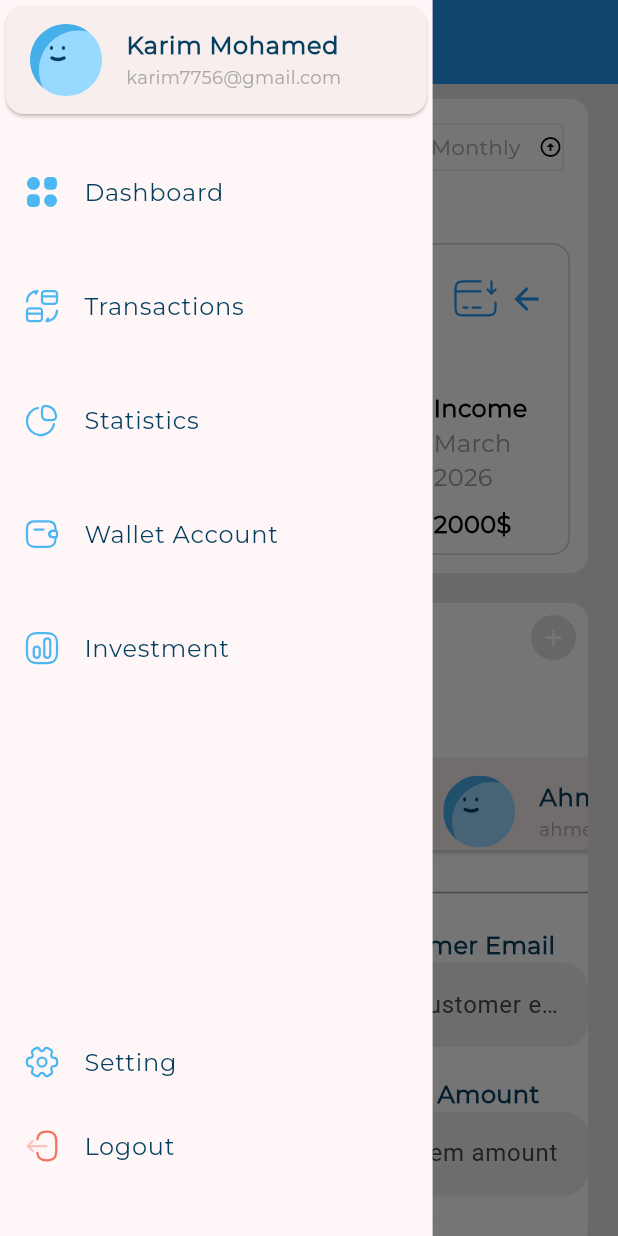
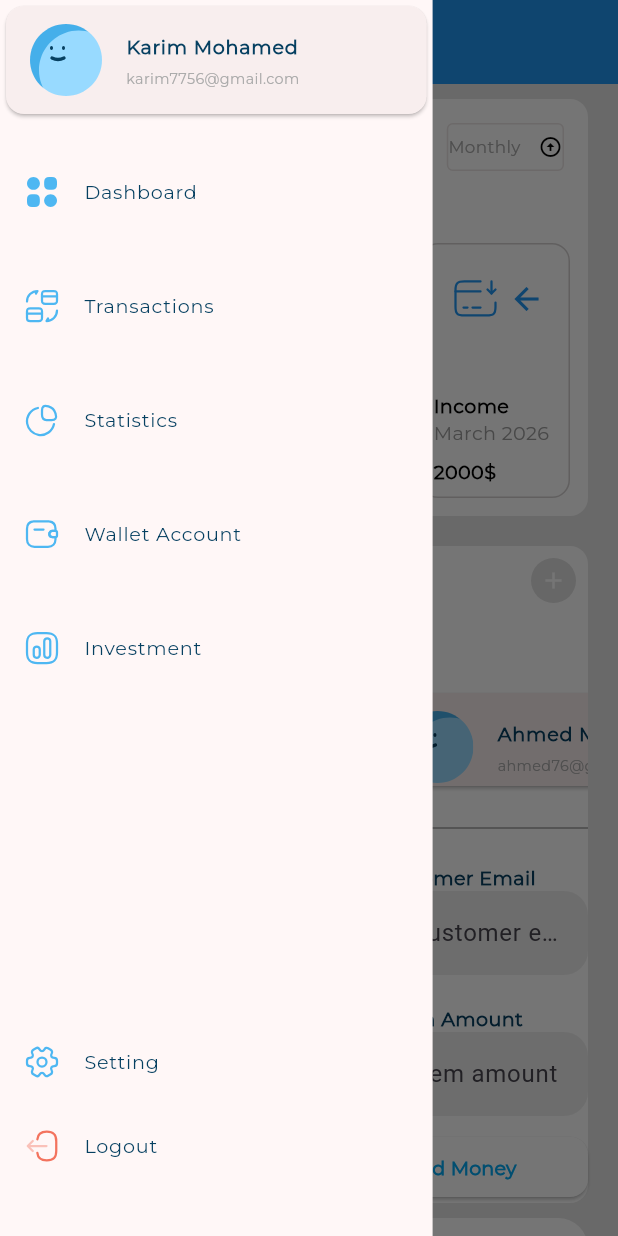
Before and after one commit to karimmohamed0270/Responsive-Dashboard, a Flutter app: the screen it shows after launch, after a tap on the "menu" icon, on a phone screen of 412 x 824 dp. Run offline on Flutter 3.47's test engine with Material 3 defaults, Android fonts, the phone set to English and light mode, and no system bars; our stand-ins replace expandable_page_view, fl_chart, flutter_svg.

Commit message:
Responsive font size

```diff
--- a/lib/utils/app_style.dart
+++ b/lib/utils/app_style.dart
@@ -1,66 +1,181 @@
+import 'package:flutter/foundation.dart';
 import 'package:flutter/material.dart';
 
 //  use style organizer plugin in figma to get this sytles
+// abstract class AppStyles {
+// static const TextStyle styleRegular16 = TextStyle(
+//   color: Color(0xFF064060),
+//   fontSize: 16,
+//   fontFamily: 'Montserrat',
+//   fontWeight: FontWeight.w400,
+// ); // TextStyle
+
+// static const TextStyle styleMedium16 = TextStyle(
+//   color: Color(0xFF064061),
+//   fontSize: 16,
+//   fontFamily: 'Montserrat',
+//   fontWeight: FontWeight.w500,
+// ); // TextStyle
+
+// static const TextStyle styleSemiBold16 = TextStyle(
+//   color: Color(0xFF064061),
+//   fontSize: 16,
+//   fontFamily: 'Montserrat',
+//   fontWeight: FontWeight.w600,
+// ); // TextStyle
+
+// static const TextStyle styleSemiBold20 = TextStyle(
+//   color: Color(0xFF064061),
+//   fontSize: 20,
+//   fontFamily: 'Montserrat',
+//   fontWeight: FontWeight.w600,
+// ); // TextStyle
+
+// static const TextStyle styleRegular14 = TextStyle(
+//   color: Color(0xFFAAAAAA),
+//   fontSize: 14,
+//   fontFamily: 'Montserrat',
+//   fontWeight: FontWeight.w400,
+// ); // TextStyle
+
+// static const TextStyle styleSemiBold18 = TextStyle(
+//   color: Color(0xFF4EB7F2),
+//   fontSize: 18,
+//   fontFamily: 'Montserrat',
+//   fontWeight: FontWeight.w600,
+// ); // TextStyle
+
+// static const TextStyle styleRegular12 = TextStyle(
+//   color: Color(0xFFAAAAAA),
+//   fontSize: 12,
+//   fontFamily: 'Montserrat',
+//   fontWeight: FontWeight.w400,
+// );
+// static const TextStyle styleBold16 = TextStyle(
+//   color: Color(0xFF4EB7F2),
+//   fontSize: 16,
+//   fontFamily: 'Montserrat',
+//   fontWeight: FontWeight.w700,
+// ); // TextStyle
+
+// static const TextStyle styleMedium20 = TextStyle(
+//   color: Color(0xFFFFFFFF),
+//   fontSize: 20,
+//   fontFamily: 'Montserrat',
+//   fontWeight: FontWeight.w500,
+// )}; // TextStyle // TextStyle
+
+//   convert the app styles to functions to make them responsive because context
 abstract class AppStyles {
-  static const TextStyle styleRegular16 = TextStyle(
-    color: Color(0xFF064060),
-    fontSize: 16,
-    fontFamily: 'Montserrat',
-    fontWeight: FontWeight.w400,
-  ); // TextStyle
+  static TextStyle styleRegular16(BuildContext context) {
+    return TextStyle(
+      color: const Color(0xFF064060),
+      fontSize: getResponsiveFontSize(context, fontSize: 16),
+      fontFamily: 'Montserrat',
+      fontWeight: FontWeight.w400,
+    );
+  }
 
-  static const TextStyle styleMedium16 = TextStyle(
-    color: Color(0xFF064061),
-    fontSize: 16,
-    fontFamily: 'Montserrat',
-    fontWeight: FontWeight.w500,
-  ); // TextStyle
+  static TextStyle styleMedium16(BuildContext context) {
+    return TextStyle(
+      color: const Color(0xFF064061),
+      fontSize: getResponsiveFontSize(context, fontSize: 16),
+      fontFamily: 'Montserrat',
+      fontWeight: FontWeight.w500,
+    );
+  }
 
-  static const TextStyle styleSemiBold16 = TextStyle(
-    color: Color(0xFF064061),
-    fontSize: 16,
-    fontFamily: 'Montserrat',
-    fontWeight: FontWeight.w600,
-  ); // TextStyle
+  static TextStyle styleSemiBold16(BuildContext context) {
+    return TextStyle(
+      color: const Color(0xFF064061),
+      fontSize: getResponsiveFontSize(context, fontSize: 16),
+      fontFamily: 'Montserrat',
+      fontWeight: FontWeight.w600,
+    );
+  }
 
-  static const TextStyle styleSemiBold20 = TextStyle(
-    color: Color(0xFF064061),
-    fontSize: 20,
-    fontFamily: 'Montserrat',
-    fontWeight: FontWeight.w600,
-  ); // TextStyle
+  static TextStyle styleSemiBold20(BuildContext context) {
+    return TextStyle(
+      color: const Color(0xFF064061),
+      fontSize: getResponsiveFontSize(context, fontSize: 20),
+      fontFamily: 'Montserrat',
+      fontWeight: FontWeight.w600,
+    );
+  }
 
-  static const TextStyle styleRegular14 = TextStyle(
-    color: Color(0xFFAAAAAA),
-    fontSize: 14,
-    fontFamily: 'Montserrat',
-    fontWeight: FontWeight.w400,
-  ); // TextStyle
+  static TextStyle styleRegular14(BuildContext context) {
+    return TextStyle(
+      color: const Color(0xFFAAAAAA),
+      fontSize: getResponsiveFontSize(context, fontSize: 14),
+      fontFamily: 'Montserrat',
+      fontWeight: FontWeight.w400,
+    );
+  }
 
-  static const TextStyle styleSemiBold18 = TextStyle(
-    color: Color(0xFF4EB7F2),
-    fontSize: 18,
-    fontFamily: 'Montserrat',
-    fontWeight: FontWeight.w600,
-  ); // TextStyle
+  static TextStyle styleSemiBold18(BuildContext context) {
+    return TextStyle(
+      color: const Color(0xFF4EB7F2),
+      fontSize: getResponsiveFontSize(context, fontSize: 18),
+      fontFamily: 'Montserrat',
+      fontWeight: FontWeight.w600,
+    );
+  }
 
-  static const TextStyle styleRegular12 = TextStyle(
-    color: Color(0xFFAAAAAA),
-    fontSize: 12,
-    fontFamily: 'Montserrat',
-    fontWeight: FontWeight.w400,
-  );
-  static const TextStyle styleBold16 = TextStyle(
-    color: Color(0xFF4EB7F2),
-    fontSize: 16,
-    fontFamily: 'Montserrat',
-    fontWeight: FontWeight.w700,
-  ); // TextStyle
+  static TextStyle styleRegular12(BuildContext context) {
+    return TextStyle(
+      color: const Color(0xFFAAAAAA),
+      fontSize: getResponsiveFontSize(context, fontSize: 12),
+      fontFamily: 'Montserrat',
+      fontWeight: FontWeight.w400,
+    );
+  }
 
-  static const TextStyle styleMedium20 = TextStyle(
-    color: Color(0xFFFFFFFF),
-    fontSize: 20,
-    fontFamily: 'Montserrat',
-    fontWeight: FontWeight.w500,
-  ); // TextStyle // TextStyle
+  static TextStyle styleBold16(BuildContext context) {
+    return TextStyle(
+      color: const Color(0xFF4EB7F2),
+      fontSize: getResponsiveFontSize(context, fontSize: 16),
+      fontFamily: 'Montserrat',
+      fontWeight: FontWeight.w700,
+    );
+  }
+
+  static TextStyle styleMedium20(BuildContext context) {
+    return TextStyle(
+      color: const Color(0xFFFFFFFF),
+      fontSize: getResponsiveFontSize(context, fontSize: 20),
+      fontFamily: 'Montserrat',
+      fontWeight: FontWeight.w500,
+    );
+  }
 }
+
+// responsive font size
+
+double getResponsiveFontSize(BuildContext context, {required double fontSize}) {
+  double scaleFactor = getScaleFactor(context);
+  double responsiveFontSize = fontSize * scaleFactor;
+
+  double lowerLimit = fontSize * 0.8;
+  double upperLimit = fontSize * 1.2;
+
+  return responsiveFontSize.clamp(lowerLimit, upperLimit);
+}
+
+double getScaleFactor(BuildContext context) {
+  // var dispatcher= PlatformDispatcher.instance;
+  // var physicalWidth = dispatcher.views.first.physicalSize.width;
+  // var devicePixelRatio = dispatcher.views.first.devicePixelRatio;
+  // double width = physicalWidth / devicePixelRatio;
+
+  double width = MediaQuery.sizeOf(context).width;
+
+  if (width < 800) {
+    //  800 is the width of the mobile breakpoint but is not a fixed rule in the adaptive layout widget
+    return width / 600;
+  } else if (width < 1200) {
+    //  1200 is the width of the tablet breakpoint but is not a fixed rule in the adaptive layout widget
+    return width / 1000;
+  } else {
+    return width / 1700;
+  }
+}
--- a/lib/views/homescreen.dart
+++ b/lib/views/homescreen.dart
@@ -29,7 +29,9 @@
               backgroundColor: Colors.blue,
               title: Text(
                 'Dashboard',
-                style: AppStyles.styleBold16.copyWith(color: Colors.white),
+                style: AppStyles.styleBold16(
+                  context,
+                ).copyWith(color: Colors.white),
               ),
               centerTitle: true,
               leading: IconButton(
--- a/lib/widgets/allexpensesheader.dart
+++ b/lib/widgets/allexpensesheader.dart
@@ -18,7 +18,7 @@
         child: Row(
           children: [
             // 1
-            Text("All Expenses", style: AppStyles.styleSemiBold20),
+            Text("All Expenses", style: AppStyles.styleSemiBold20(context)),
 
             Expanded(child: SizedBox()),
 
@@ -35,8 +35,8 @@
                 ),
               ),
               child: Row(
-                children: const [
-                  Text("Monthly", style: AppStyles.styleRegular14),
+                children: [
+                  Text("Monthly", style: AppStyles.styleRegular14(context)),
                   SizedBox(width: 12),
                   Icon(
                     Icons.arrow_circle_up_sharp,
--- a/lib/widgets/allexpensesitem.dart
+++ b/lib/widgets/allexpensesitem.dart
@@ -102,25 +102,25 @@
 
                 Text(
                   item.title,
-                  style: AppStyles.styleSemiBold16.copyWith(
-                    color: isSelected ? Colors.white : Colors.black,
-                  ),
+                  style: AppStyles.styleSemiBold16(
+                    context,
+                  ).copyWith(color: isSelected ? Colors.white : Colors.black),
                 ),
 
                 Text(
                   item.date,
-                  style: AppStyles.styleRegular16.copyWith(
-                    color: isSelected ? Colors.white : Colors.grey,
-                  ),
+                  style: AppStyles.styleRegular16(
+                    context,
+                  ).copyWith(color: isSelected ? Colors.white : Colors.grey),
                 ),
 
                 const SizedBox(height: 8),
 
                 Text(
                   item.price,
-                  style: AppStyles.styleBold16.copyWith(
-                    color: isSelected ? Colors.white : Colors.black,
-                  ),
+                  style: AppStyles.styleBold16(
+                    context,
+                  ).copyWith(color: isSelected ? Colors.white : Colors.black),
                 ),
               ],
             ),
--- a/lib/widgets/custom_btn.dart
+++ b/lib/widgets/custom_btn.dart
@@ -23,7 +23,7 @@
 
       child: Text(
         data,
-        style: AppStyles.styleBold16.copyWith(color: textcolor),
+        style: AppStyles.styleBold16(context).copyWith(color: textcolor),
       ),
     );
   }
--- a/lib/widgets/drawer_item.dart
+++ b/lib/widgets/drawer_item.dart
@@ -11,7 +11,7 @@
   Widget build(BuildContext context) {
     return ListTile(
       leading: SvgPicture.asset(item.imagePath),
-      title: Text(item.title, style: AppStyles.styleMedium16),
+      title: Text(item.title, style: AppStyles.styleMedium16(context)),
     );
   }
 }
--- a/lib/widgets/income_details_items.dart
+++ b/lib/widgets/income_details_items.dart
@@ -1,5 +1,3 @@
-import 'dart:math';
-
 import 'package:flutter/material.dart';
 import 'package:responesive_dashboard/models/incomeDetails.dart';
 import 'package:responesive_dashboard/utils/app_style.dart';
@@ -22,11 +20,11 @@
       ),
       title: Text(
         incomeDetailsModel.title,
-        style: AppStyles.styleRegular12.copyWith(color: Colors.black),
+        style: AppStyles.styleRegular12(context).copyWith(color: Colors.black),
       ),
       trailing: Text(
         '\$${incomeDetailsModel.amount.toStringAsFixed(2)}',
-        style: AppStyles.styleRegular14.copyWith(color: Colors.black),
+        style: AppStyles.styleRegular14(context).copyWith(color: Colors.black),
       ),
     );
   }
--- a/lib/widgets/income_section_header.dart
+++ b/lib/widgets/income_section_header.dart
@@ -18,7 +18,7 @@
         child: Row(
           children: [
             // 1
-            Text("Income", style: AppStyles.styleSemiBold20),
+            Text("Income", style: AppStyles.styleSemiBold20(context)),
 
             Expanded(child: SizedBox()),
 
@@ -35,8 +35,8 @@
                 ),
               ),
               child: Row(
-                children: const [
-                  Text("Monthly", style: AppStyles.styleRegular14),
+                children: [
+                  Text("Monthly", style: AppStyles.styleRegular14(context)),
                   SizedBox(width: 12),
                   Icon(
                     Icons.arrow_circle_up_sharp,
--- a/lib/widgets/my_card.dart
+++ b/lib/widgets/my_card.dart
@@ -29,10 +29,15 @@
             Padding(
               padding: const EdgeInsets.only(left: 12.0, top: 24),
               child: ListTile(
-                title: Text('Karim Mohamed', style: AppStyles.styleMedium20),
+                title: Text(
+                  'Karim Mohamed',
+                  style: AppStyles.styleMedium20(context),
+                ),
                 subtitle: Text(
                   'Card 1 ',
-                  style: AppStyles.styleBold16.copyWith(color: Colors.white),
+                  style: AppStyles.styleBold16(
+                    context,
+                  ).copyWith(color: Colors.white),
                 ),
                 trailing: SvgPicture.asset(Assets.imagesGallery),
               ),
@@ -48,13 +53,15 @@
                 children: [
                   Text(
                     '12345 6789 1234 5678',
-                    style: AppStyles.styleBold16.copyWith(color: Colors.white),
+                    style: AppStyles.styleBold16(
+                      context,
+                    ).copyWith(color: Colors.white),
                   ),
                   Text(
                     '6/27 - 361',
-                    style: AppStyles.styleMedium20.copyWith(
-                      color: Colors.white,
-                    ),
+                    style: AppStyles.styleMedium20(
+                      context,
+                    ).copyWith(color: Colors.white),
                   ),
                 ],
               ),
--- a/lib/widgets/mycard_section.dart
+++ b/lib/widgets/mycard_section.dart
@@ -15,7 +15,7 @@
           padding: const EdgeInsets.only(left: 20.0, right: 20.0, top: 8.0),
           child: Text(
             "My Cards",
-            style: AppStyles.styleBold16.copyWith(color: Colors.black),
+            style: AppStyles.styleBold16(context).copyWith(color: Colors.black),
           ),
         ),
         SizedBox(height: 5),
--- a/lib/widgets/quick_invoice_header.dart
+++ b/lib/widgets/quick_invoice_header.dart
@@ -12,7 +12,7 @@
         children: [
           Text(
             "Quick Invoice",
-            style: AppStyles.styleBold16.copyWith(color: Colors.black),
+            style: AppStyles.styleBold16(context).copyWith(color: Colors.black),
           ),
           Expanded(child: SizedBox()),
           CircleAvatar(
--- a/lib/widgets/quickinvoice_last_transaction.dart
+++ b/lib/widgets/quickinvoice_last_transaction.dart
@@ -12,7 +12,7 @@
     return Column(
       children: [
         // header
-        Text("Last Transaction", style: AppStyles.styleSemiBold16),
+        Text("Last Transaction", style: AppStyles.styleSemiBold16(context)),
         SizedBox(height: 10),
 
         // users
--- a/lib/widgets/titletextfield.dart
+++ b/lib/widgets/titletextfield.dart
@@ -17,7 +17,7 @@
       mainAxisAlignment: MainAxisAlignment.start,
       children: [
         //1 title
-        Text(textdata, style: AppStyles.styleSemiBold16),
+        Text(textdata, style: AppStyles.styleSemiBold16(context)),
         //2 textfield
         CustomTextField(hintText: hintText),
       ],
--- a/lib/widgets/transaction_item.dart
+++ b/lib/widgets/transaction_item.dart
@@ -19,17 +19,19 @@
         child: ListTile(
           title: Text(
             transaction.title,
-            style: AppStyles.styleBold16.copyWith(color: Colors.black),
+            style: AppStyles.styleBold16(context).copyWith(color: Colors.black),
           ),
           subtitle: Text(
             transaction.data,
-            style: AppStyles.styleSemiBold18.copyWith(color: Colors.grey),
+            style: AppStyles.styleSemiBold18(
+              context,
+            ).copyWith(color: Colors.grey),
           ),
           trailing: Text(
             transaction.amount,
-            style: AppStyles.styleBold16.copyWith(
-              color: transaction.isIncome ? Colors.blue : Colors.red,
-            ),
+            style: AppStyles.styleBold16(
+              context,
+            ).copyWith(color: transaction.isIncome ? Colors.blue : Colors.red),
           ),
         ),
       ),
--- a/lib/widgets/user_info_listtile.dart
+++ b/lib/widgets/user_info_listtile.dart
@@ -14,8 +14,11 @@
       color: const Color.fromARGB(255, 248, 238, 238),
       child: ListTile(
         leading: SvgPicture.asset(userinfo.profileImagePath),
-        title: Text(userinfo.name, style: AppStyles.styleSemiBold16),
-        subtitle: Text(userinfo.email, style: AppStyles.styleRegular12),
+        title: Text(userinfo.name, style: AppStyles.styleSemiBold16(context)),
+        subtitle: Text(
+          userinfo.email,
+          style: AppStyles.styleRegular12(context),
+        ),
       ),
     );
   }
```
